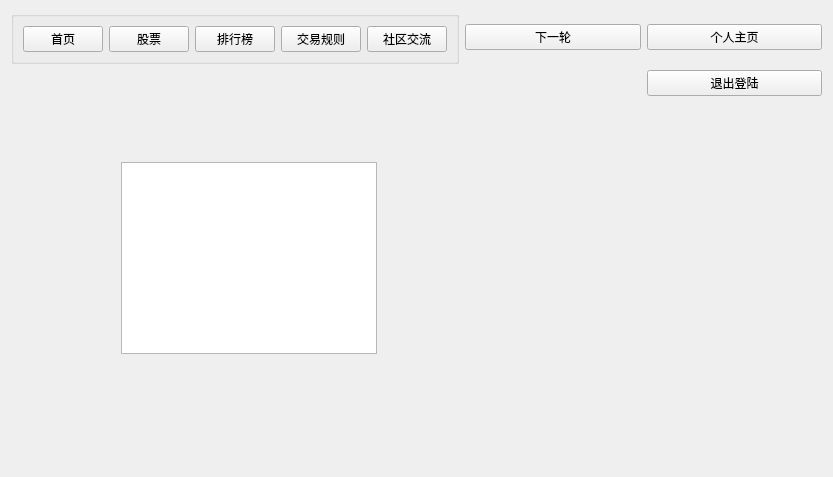
Vks-Feng/Nullptr, file VirtualStock_dir/mainwindow.ui: the form before one commit.
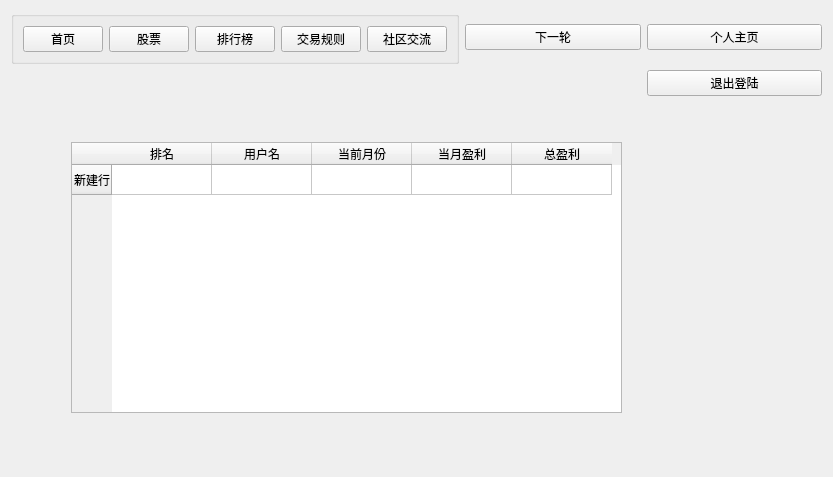
The form after the commit. The open tabs and pages were chosen to show the change.

```diff
--- a/VirtualStock_dir/mainwindow.ui
+++ b/VirtualStock_dir/mainwindow.ui
@@ -198,12 +198,42 @@
       <widget class="QTableWidget" name="tableWidget">
        <property name="geometry">
         <rect>
-         <x>110</x>
-         <y>60</y>
-         <width>256</width>
-         <height>192</height>
+         <x>60</x>
+         <y>40</y>
+         <width>551</width>
+         <height>271</height>
         </rect>
        </property>
+       <row>
+        <property name="text">
+         <string>新建行</string>
+        </property>
+       </row>
+       <column>
+        <property name="text">
+         <string>排名</string>
+        </property>
+       </column>
+       <column>
+        <property name="text">
+         <string>用户名</string>
+        </property>
+       </column>
+       <column>
+        <property name="text">
+         <string>当前月份</string>
+        </property>
+       </column>
+       <column>
+        <property name="text">
+         <string>当月盈利</string>
+        </property>
+       </column>
+       <column>
+        <property name="text">
+         <string>总盈利</string>
+        </property>
+       </column>
       </widget>
      </widget>
      <widget class="QWidget" name="selectpage4">
```
Left out of the diff: 2 changed lines with no effect on the pictures.
